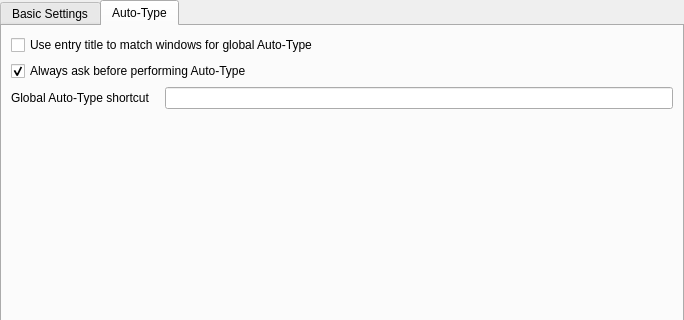
First picture: the form in src/gui/SettingsWidgetGeneral.ui, repository keepassxreboot/keepassxc, before the edit; both pictures show x 0 to 684 and y 0 to 320 of the 684 by 732 pixel window.
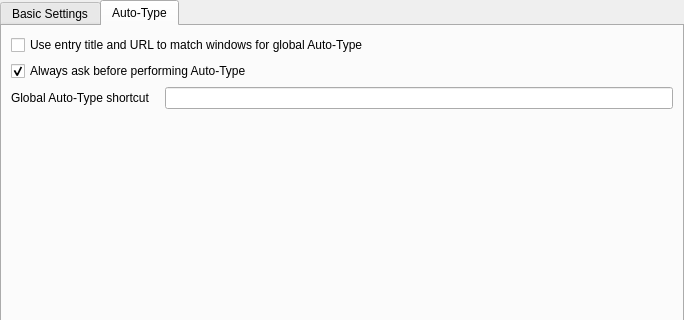
Second picture: the form after the edit. The open tabs and pages were chosen to show the change. Custom widgets are drawn as their Qt base class.

Commit message: Adapted option label to reflect that both entry title and URL are used for auto-type window matching.

```diff
--- a/src/gui/SettingsWidgetGeneral.ui
+++ b/src/gui/SettingsWidgetGeneral.ui
@@ -303,7 +303,7 @@
        <item>
         <widget class="QCheckBox" name="autoTypeEntryTitleMatchCheckBox">
          <property name="text">
-          <string>Use entry title to match windows for global Auto-Type</string>
+          <string>Use entry title and URL to match windows for global Auto-Type</string>
          </property>
         </widget>
        </item>
```
